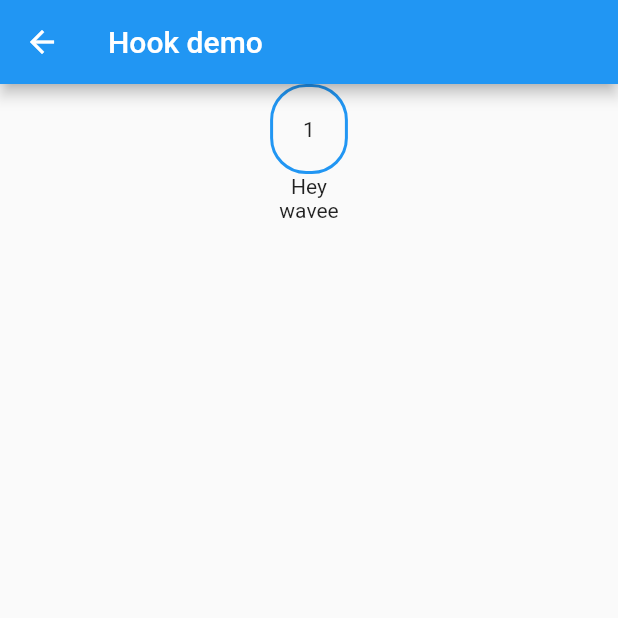
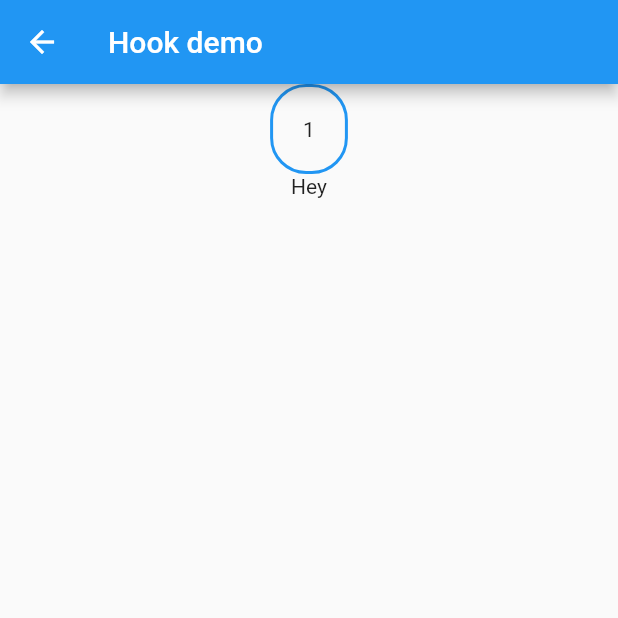
Before and after one commit to conghua2411/flutter_demo_everything_2, a Flutter app: the HookDemo screen opened directly, after a tap on the "plus one" icon, on a phone screen of 412 x 824 dp, the top half of it. Run offline on Flutter 3.47's test engine with Material 2 defaults, Android fonts, the phone set to English and light mode, and no system bars; our stand-ins replace flutter_hooks.

Commit message:
fix code analysis

```diff
--- a/lib/custom_carousel/perspective_pageview.dart
+++ b/lib/custom_carousel/perspective_pageview.dart
@@ -1,5 +1,4 @@
 import 'package:flutter/material.dart';
-import 'package:flutter/foundation.dart';
 import 'package:provider/provider.dart';
 
 enum PVAspectRatio {
@@ -28,13 +27,10 @@ class _PerspectivePageViewState extends State<PerspectivePageView> {
     switch(widget.aspectRatio){
       case PVAspectRatio.ONE_ONE:
         return [1.0,1.6];
-        break;
       case PVAspectRatio.SIXTEEN_NINE:
         return [16/9,1.1];
-        break;
       default:
         return [1.0,1.6];
-        break;
     }
   }
 
--- a/lib/hook/hook_demo.dart
+++ b/lib/hook/hook_demo.dart
@@ -12,10 +12,6 @@ class HookDemo extends HookWidget {
     Future hey() => Future.delayed(Duration(seconds: 2), () => 'Hey');
 
     final heyText = useFuture(hey());
-
-    final waveStreamCtr = useStreamController();
-
-    final waveStream = useStream(waveStreamCtr.stream);
 
     return Scaffold(
       appBar: AppBar(
@@ -44,7 +40,6 @@ class HookDemo extends HookWidget {
                   },
                   child: Text('${_counter.value}')),
               Text('${heyText.data}'),
-              Text('${waveStream.data}'),
             ],
           ),
         ),
@@ -54,7 +49,6 @@ class HookDemo extends HookWidget {
         onPressed: () {
           _animation.forward(from: 0);
           _counter.value++;
-          waveStreamCtr.add('wave${'e' * _counter.value}');
         },
       ),
     );
```
Also changed, not shown: lib/animation/demos/circle_close/ani_circle_close.dart (+0 -8 lines), lib/custom_carousel/custom_carousel_demo.dart (+21 -21 lines), 1 other file.
